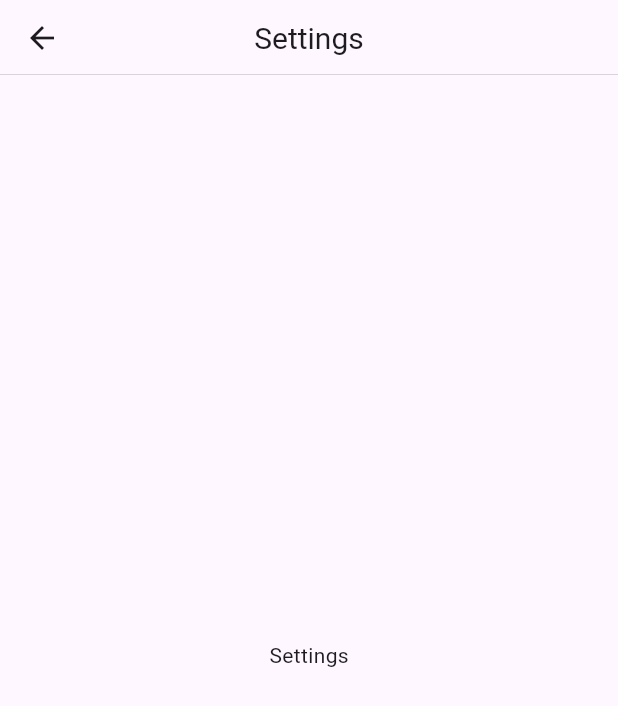
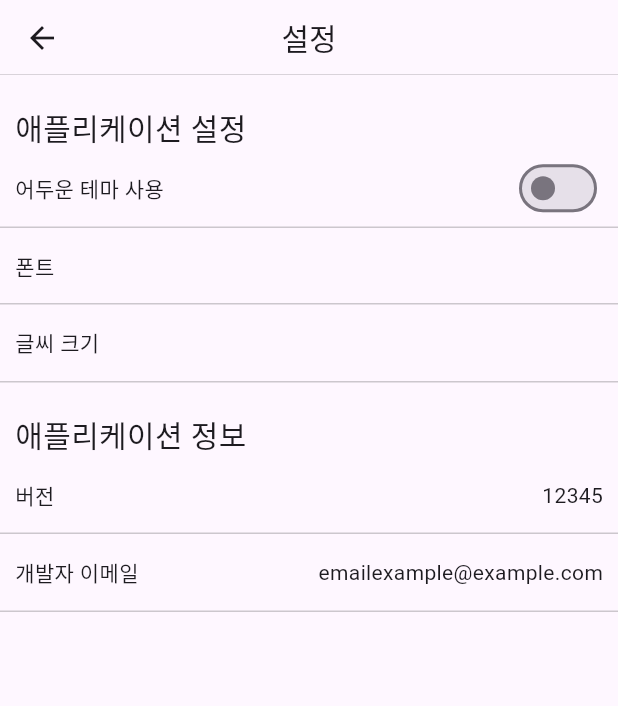
Before and after one commit to miKmoeyGnoeyH/paris_london_rome, a Flutter app: the SettingsPage screen opened by its route, on a phone screen of 412 x 824 dp. Shown: the top 706 px of the screen. Run offline on Flutter 3.47's test engine with Material 3 defaults, Android fonts, the phone set to English and light mode, and no system bars; our stand-ins replace get, get_storage, google_maps_flutter, gradient_borders, location; accounts and stored records are empty.

Commit message:
Settings Page UI

```diff
--- /dev/null
+++ b/lib/app/controller/theme_controller.dart
@@ -0,0 +1,12 @@
+import 'package:get/get.dart';
+
+class ThemeContoller extends GetxController {
+  final _isDarkThemeChecked = false.obs;
+
+  get isDarkThemeChecked => _isDarkThemeChecked.value;
+  set isDarkThemeChecked(value) => _isDarkThemeChecked.value = value;
+
+  switchTheme() {
+    isDarkThemeChecked = !isDarkThemeChecked;
+  }
+}
--- a/lib/app/data/provider/memo_provider.dart
+++ b/lib/app/data/provider/memo_provider.dart
@@ -20,7 +20,7 @@ class MemoProvider {
         memos.add(MemoModel.fromJson(memoJson));
       }
     }
-    log('memos : ${memos.toString()}');
+    // log('memos : ${memos.toString()}');
     // log('memos.runtimeType : ${memos.runtimeType}');
     return memos;
   }
@@ -36,6 +36,6 @@ class MemoProvider {
     }
     // log('jsonEncode(memosStringList).runtimeType : ${jsonEncode(memosStringList).runtimeType}');
     await getStorage.write('memos', jsonEncode(memosStringList));
-    log('Memos saved');
+    // log('Memos saved');
   }
 }
--- a/lib/app/routes/app_pages.dart
+++ b/lib/app/routes/app_pages.dart
@@ -19,7 +19,7 @@ class AppPages {
     ),
     GetPage(
       name: Routes.editPage,
-      page: () => EditPage(),
+      page: () => const EditPage(),
       binding: EditBinding(),
     ),
   ];
--- a/lib/app/ui/edit/edit_page.dart
+++ b/lib/app/ui/edit/edit_page.dart
@@ -29,7 +29,7 @@ class _EditPageState extends State<EditPage> {
     function();
     _titleController.dispose();
     _contentController.dispose();
-    log('EditPageDispose()');
+    // log('EditPageDispose()');
     super.dispose();
   }
 
--- a/lib/app/ui/settings/settings_page.dart
+++ b/lib/app/ui/settings/settings_page.dart
@@ -1,22 +1,65 @@
+import 'dart:developer';
+
 import 'package:flutter/material.dart';
+import 'package:get/get.dart';
+import 'package:paris_london_rome/app/controller/theme_controller.dart';
+import 'package:paris_london_rome/app/ui/settings/widgets/settings_category_content_widget.dart';
+import 'package:paris_london_rome/app/ui/settings/widgets/settings_category_title_widget.dart';
 import 'package:paris_london_rome/app/ui/widgets/custom_appbar.dart';
 
-class SettingsPage extends StatelessWidget {
+class SettingsPage extends GetView<ThemeContoller> {
   const SettingsPage({super.key});
 
   @override
   Widget build(BuildContext context) {
-    const String title = 'Settings';
+    const String title = '설정';
+    Get.put(ThemeContoller());
 
-    return const Scaffold(
-      appBar: PreferredSize(
+    return Scaffold(
+      appBar: const PreferredSize(
         preferredSize: Size.fromHeight(50.0),
         child: CustomAppBar(
           title: title,
         ),
       ),
-      body: Center(
-        child: Text(title),
+      body: Column(
+        crossAxisAlignment: CrossAxisAlignment.start,
+        children: [
+          const SettingsCategoryTitleWidget(title: '애플리케이션 설정'),
+          Column(
+            children: [
+              SettingsCategoryContentWidget(
+                name: "어두운 테마 사용",
+                child: SizedBox(
+                  height: 14,
+                  child: Switch(
+                    value: controller.isDarkThemeChecked,
+                    onChanged: (value) {
+                      log(controller.isDarkThemeChecked.toString());
+                      log(value.toString());
+                      controller.isDarkThemeChecked = !controller.isDarkThemeChecked;
+                    },
+                  ),
+                ),
+              ),
+              SettingsCategoryContentWidget(name: '폰트'),
+              SettingsCategoryContentWidget(name: '글씨 크기'),
+            ],
+          ),
+          const SettingsCategoryTitleWidget(title: '애플리케이션 정보'),
+          const Column(
+            children: [
+              SettingsCategoryContentWidget(
+                name: '버전',
+                child: Text('12345'),
+              ),
+              SettingsCategoryContentWidget(
+                name: '개발자 이메일',
+                child: Text('emailexample@example.com'),
+              ),
+            ],
+          ),
+        ],
       ),
     );
   }
--- /dev/null
+++ b/lib/app/ui/settings/widgets/settings_category_content_widget.dart
@@ -0,0 +1,36 @@
+import 'package:flutter/material.dart';
+
+class SettingsCategoryContentWidget extends StatelessWidget {
+  const SettingsCategoryContentWidget({
+    super.key,
+    required this.name,
+    this.child,
+  });
+
+  final String name;
+  final Widget? child;
+
+  @override
+  Widget build(BuildContext context) {
+    return Container(
+      decoration: BoxDecoration(
+        border: Border(
+          bottom: BorderSide(color: Colors.black.withAlpha(50)),
+        ),
+      ),
+      child: Padding(
+        padding: const EdgeInsets.symmetric(horizontal: 10, vertical: 15.0),
+        child: Row(
+          mainAxisAlignment: MainAxisAlignment.spaceBetween,
+          children: [
+            Text(
+              name,
+              style: const TextStyle(fontSize: 14),
+            ),
+            child ?? const SizedBox(),
+          ],
+        ),
+      ),
+    );
+  }
+}
--- /dev/null
+++ b/lib/app/ui/settings/widgets/settings_category_title_widget.dart
@@ -0,0 +1,21 @@
+import 'package:flutter/material.dart';
+
+class SettingsCategoryTitleWidget extends StatelessWidget {
+  const SettingsCategoryTitleWidget({
+    super.key,
+    required this.title,
+  });
+
+  final String title;
+
+  @override
+  Widget build(BuildContext context) {
+    return Padding(
+      padding: const EdgeInsets.only(left: 10, right: 10, top: 20),
+      child: Text(
+        title,
+        style: const TextStyle(fontSize: 20),
+      ),
+    );
+  }
+}
--- a/lib/app/ui/splash_screen/splash_screen.dart
+++ b/lib/app/ui/splash_screen/splash_screen.dart
@@ -17,7 +17,7 @@ class _SplashScreenState extends State<SplashScreen> {
     super.initState();
     Timer(
       const Duration(seconds: 1),
-      () => Navigator.push(
+      () => Navigator.pushReplacement(
         context,
         MaterialPageRoute(builder: (context) => const HomePage()),
       ),
--- a/lib/app/ui/widgets/custom_appbar.dart
+++ b/lib/app/ui/widgets/custom_appbar.dart
@@ -14,6 +14,8 @@ class CustomAppBar extends StatelessWidget {
   Widget build(BuildContext context) {
     return AppBar(
       centerTitle: true,
+      elevation: 1,
+      surfaceTintColor: Colors.white,
       shape: Border(
           bottom: BorderSide(
         color: Colors.black.withAlpha(50),
```
Also changed, not shown: lib/app/ui/home/widgets/custom_alert_dialog_widget.dart (+20 -9 lines), lib/app/ui/home/widgets/memo_widget.dart (added, +91 -0 lines), lib/app/ui/home/widgets/memos_list_view_widget.dart (+56 -82 lines), lib/app/ui/home/widgets/weather_widget.dart (+2 -17 lines).
